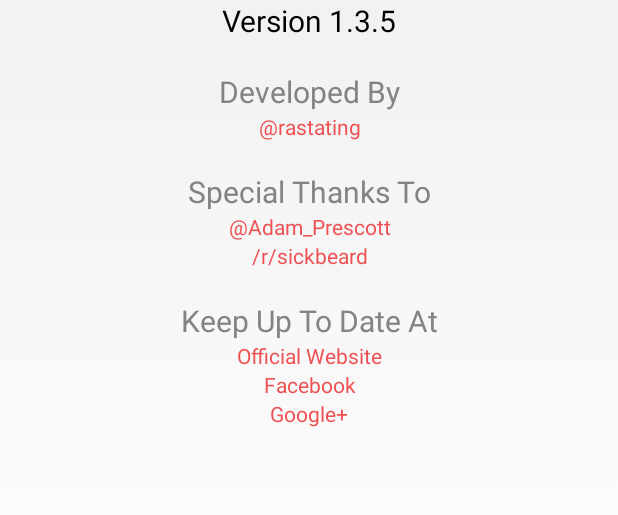
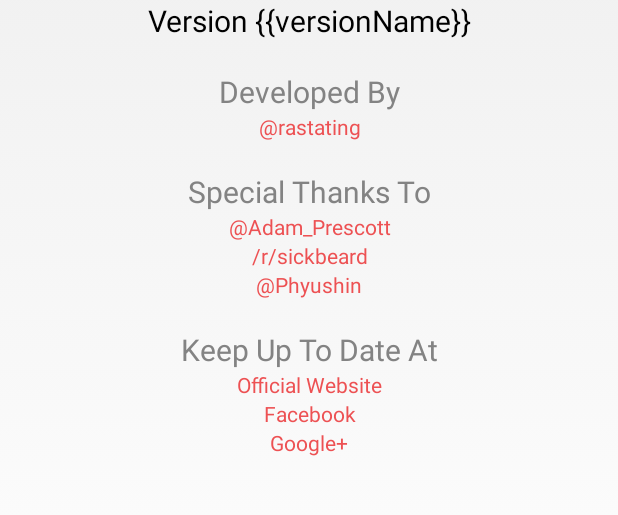
Before and after one commit to rastating/DroidBeard, an Android app: the layout about.xml on its own in the app's theme, with its tools: preview values and no code run, on a phone screen of 412 x 824 dp, the part 503-1018 px from its top. Run offline under Robolectric (Android 15) with nearby library versions, the phone set to English and light mode, and no system bars.

Commit message:
Finished about view and added improved support for unofficial branches

```diff
--- a/app/build.gradle
+++ b/app/build.gradle
@@ -7,8 +7,8 @@ android {
         applicationId 'com.rastating.droidbeard'
         minSdkVersion 15
         targetSdkVersion 15
-        versionCode 1305
-        versionName '1.3.5'
+        versionCode 1306
+        versionName '1.3.6'
     }
     buildTypes {
         release {
--- a/app/src/main/java/com/rastating/droidbeard/net/FetchShowSummariesTask.java
+++ b/app/src/main/java/com/rastating/droidbeard/net/FetchShowSummariesTask.java
@@ -51,7 +51,8 @@ public class FetchShowSummariesTask extends SickbeardAsyncTask<Void, Void, TVSho
             while (keys.hasNext()) {
                 String key = keys.next();
                 JSONObject show = data.getJSONObject(key);
-                int tvdbid = show.getInt("tvdbid");
+
+                int tvdbid = Integer.valueOf(key);
 
                 TVShowSummary tvShowSummary = new TVShowSummary(show.getString("show_name"));
                 tvShowSummary.setNetwork(show.getString("network"));
--- a/app/src/main/res/layout/about.xml
+++ b/app/src/main/res/layout/about.xml
@@ -29,7 +29,7 @@
             android:layout_height="wrap_content"
             android:gravity="center_horizontal"
             android:textColor="@android:color/black"
-            android:text="Version 1.3.5"
+            android:text="Version {{versionName}}"
             android:textSize="@dimen/version_number_size" />
 
 
@@ -42,7 +42,7 @@
             android:gravity="center_horizontal"
             android:layout_marginTop="20dp"/>
 
-        <TextView
+        <TextView android:id="@+id/rastating_link"
             android:layout_width="match_parent"
             android:layout_height="wrap_content"
             android:text="\@rastating"
@@ -58,17 +58,24 @@
             android:gravity="center_horizontal"
             android:layout_marginTop="20dp"/>
 
-        <TextView
+        <TextView android:id="@+id/adam_prescott_link"
             android:layout_width="match_parent"
             android:layout_height="wrap_content"
             android:text="\@Adam_Prescott"
             android:textColor="@color/about_link"
             android:gravity="center_horizontal"/>
 
-        <TextView
+        <TextView android:id="@+id/reddit_link"
             android:layout_width="match_parent"
             android:layout_height="wrap_content"
             android:text="/r/sickbeard"
+            android:textColor="@color/about_link"
+            android:gravity="center_horizontal"/>
+
+        <TextView android:id="@+id/phyushin_link"
+            android:layout_width="match_parent"
+            android:layout_height="wrap_content"
+            android:text="\@Phyushin"
             android:textColor="@color/about_link"
             android:gravity="center_horizontal"/>
 
@@ -81,21 +88,21 @@
             android:gravity="center_horizontal"
             android:layout_marginTop="20dp"/>
 
-        <TextView
+        <TextView android:id="@+id/official_website_link"
             android:layout_width="match_parent"
             android:layout_height="wrap_content"
             android:text="Official Website"
             android:textColor="@color/about_link"
             android:gravity="center_horizontal"/>
 
-        <TextView
+        <TextView android:id="@+id/facebook_link"
             android:layout_width="match_parent"
             android:layout_height="wrap_content"
             android:text="Facebook"
             android:textColor="@color/about_link"
             android:gravity="center_horizontal"/>
 
-        <TextView
+        <TextView android:id="@+id/google_link"
             android:layout_width="match_parent"
             android:layout_height="wrap_content"
             android:text="Google+"
```
Also changed, not shown: app/src/main/java/com/rastating/droidbeard/AboutActivity.java (+71 -1 lines).
